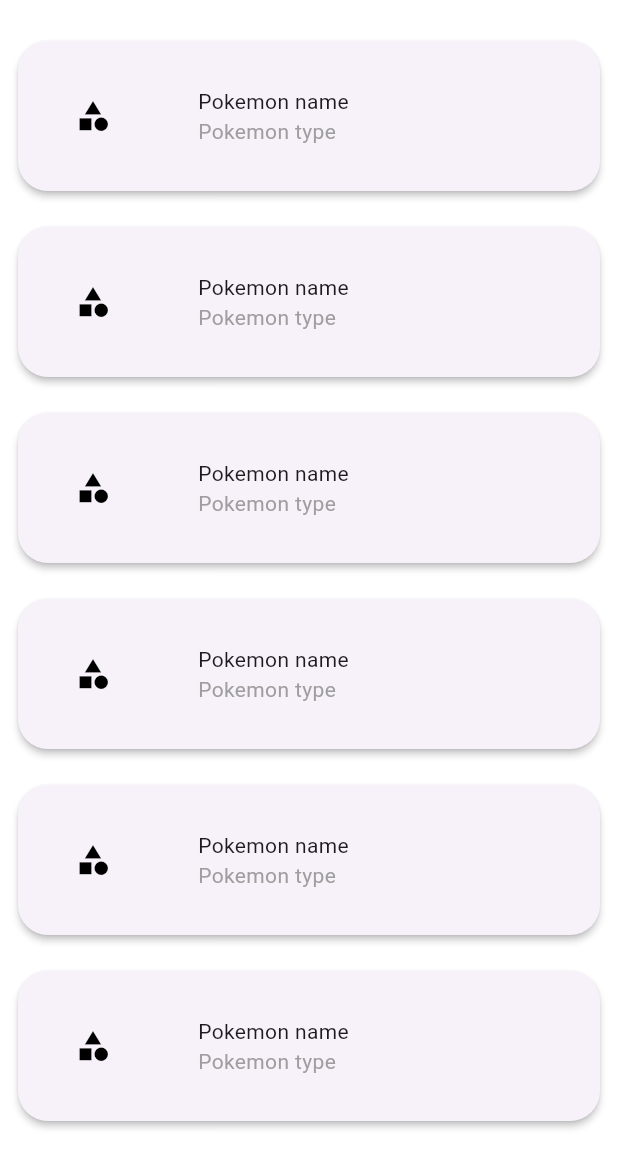
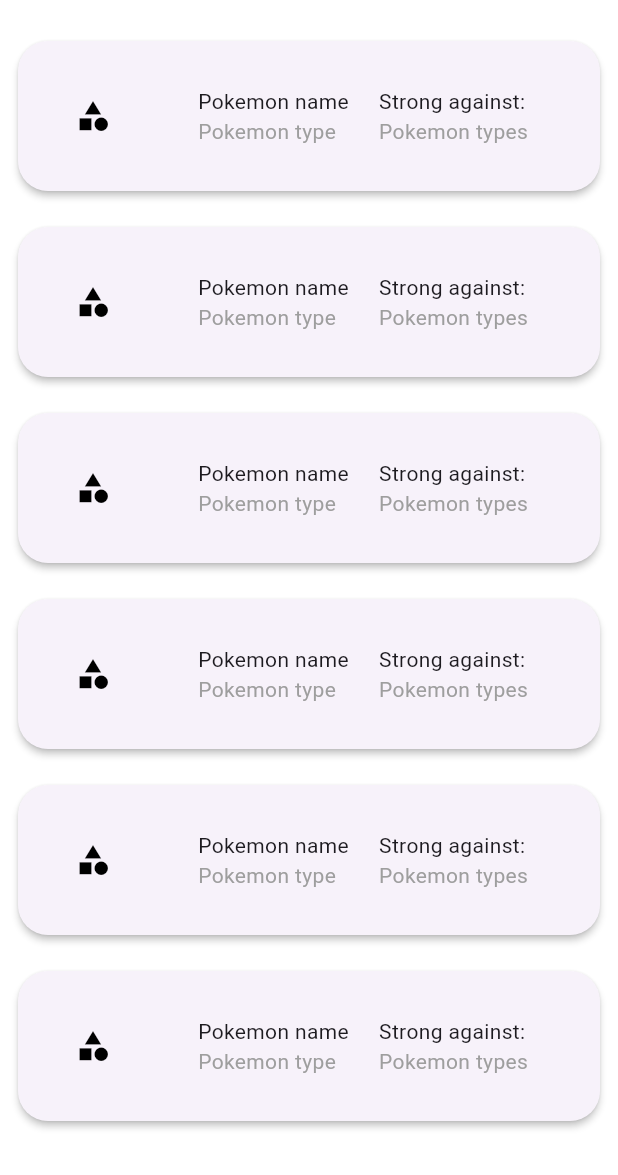
Before and after one commit to Idanmal8/Pokemon_Knox, a Flutter app: the screen it shows after launch, on a phone screen of 412 x 824 dp, the part 61-1236 px from its top. Run offline on Flutter 3.47's test engine with Material 3 defaults, Android fonts, the light colour scheme and no system bars; network calls fail.

Commit message:
keep working

```diff
--- a/lib/models/pokemon.dart
+++ b/lib/models/pokemon.dart
@@ -1,7 +1,7 @@
 // ignore_for_file: public_member_api_docs, sort_constructors_first
 import 'dart:convert';
 
-import 'package:flutter/foundation.dart';
+import 'package:collection/collection.dart';
 import 'package:flutter/material.dart';
 
 class Pokemon {
@@ -14,6 +14,7 @@
   int? id;
   Color? primaryTypeColor;
   Color? secondaryTypeColor;
+  List<String> weaknesses;
 
   Pokemon({
     required this.name,
@@ -25,6 +26,7 @@
     this.id,
     this.primaryTypeColor,
     this.secondaryTypeColor,
+    required this.weaknesses,
   });
 
   Pokemon copyWith({
@@ -37,6 +39,7 @@
     int? id,
     Color? primaryTypeColor,
     Color? secondaryTypeColor,
+    List<String>? weaknesses,
   }) {
     return Pokemon(
       name: name ?? this.name,
@@ -48,6 +51,7 @@
       id: id ?? this.id,
       primaryTypeColor: primaryTypeColor ?? this.primaryTypeColor,
       secondaryTypeColor: secondaryTypeColor ?? this.secondaryTypeColor,
+      weaknesses: weaknesses ?? this.weaknesses,
     );
   }
 
@@ -62,6 +66,7 @@
       'id': id,
       'primaryTypeColor': primaryTypeColor?.value,
       'secondaryTypeColor': secondaryTypeColor?.value,
+      'weaknesses': weaknesses,
     };
   }
 
@@ -83,18 +88,19 @@
       types: types,
       height: json['height'] as int?,
       weight: json['weight'] as int?,
-      id: json['id'] as int?,
+      id: json['id'] as int?, weaknesses: [],
     );
   }
 
   @override
   String toString() {
-    return 'Pokemon(name: $name, url: $url, frontDefaultSprite: $frontDefaultSprite, types: $types, height: $height, weight: $weight, id: $id, primaryTypeColor: $primaryTypeColor, secondaryTypeColor: $secondaryTypeColor)';
+    return 'Pokemon(name: $name, url: $url, frontDefaultSprite: $frontDefaultSprite, types: $types, height: $height, weight: $weight, id: $id, primaryTypeColor: $primaryTypeColor, secondaryTypeColor: $secondaryTypeColor, weaknesses: $weaknesses)';
   }
 
   @override
   bool operator ==(covariant Pokemon other) {
     if (identical(this, other)) return true;
+    final listEquals = const DeepCollectionEquality().equals;
 
     return other.name == name &&
         other.url == url &&
@@ -104,7 +110,8 @@
         other.weight == weight &&
         other.id == id &&
         other.primaryTypeColor == primaryTypeColor &&
-        other.secondaryTypeColor == secondaryTypeColor;
+        other.secondaryTypeColor == secondaryTypeColor &&
+        listEquals(other.weaknesses, weaknesses);
   }
 
   @override
@@ -117,9 +124,9 @@
         weight.hashCode ^
         id.hashCode ^
         primaryTypeColor.hashCode ^
-        secondaryTypeColor.hashCode;
+        secondaryTypeColor.hashCode ^
+        weaknesses.hashCode;
   }
 
   String toJson() => json.encode(toMap());
-
 }
--- a/lib/pages/my_team_list_screen/widget/pokemon_card_tile.dart
+++ b/lib/pages/my_team_list_screen/widget/pokemon_card_tile.dart
@@ -1,5 +1,6 @@
 import 'package:flutter/material.dart';
 import 'package:pokemon_knox/models/pokemon.dart';
+import 'package:pokemon_knox/widgets/pokemon_badges.dart';
 
 class PokemonCardTile extends StatelessWidget {
   final Pokemon? pokemon;
@@ -32,21 +33,30 @@
                   borderRadius: BorderRadius.circular(20),
                 ),
                 child: pokemon != null
-                    ? Image.network(pokemon?.frontDefaultSprite ?? '',fit: BoxFit.fitWidth,)
+                    ? Image.network(
+                        pokemon?.frontDefaultSprite ?? '',
+                        fit: BoxFit.fitWidth,
+                      )
                     : const Icon(Icons.category_sharp),
               ),
-
               const SizedBox(width: 20),
-              Expanded(
+              Flexible(
                 child: Column(
                   crossAxisAlignment: CrossAxisAlignment.start,
+                  mainAxisSize:
+                      MainAxisSize.min, // Use minimum size for the column
                   children: [
                     pokemon != null
-                        ? Text(pokemon!.name)
+                        ? Text(pokemon!.name,
+                            overflow: TextOverflow.ellipsis,
+                            style: Theme.of(context).textTheme.headlineLarge)
                         : const Text('Pokemon name',
                             overflow: TextOverflow.ellipsis),
                     pokemon != null
-                        ? Text(pokemon!.types.first)
+                        ? Text(
+                            pokemon!.types.first,
+                            style: Theme.of(context).textTheme.headlineSmall,
+                          )
                         : const Text(
                             'Pokemon type',
                             overflow: TextOverflow.ellipsis,
@@ -55,23 +65,38 @@
                   ],
                 ),
               ),
-              // Flexible(
-              //   child: GridView.count(
-              //     shrinkWrap: true,
-              //     crossAxisCount: 2,
-              //     childAspectRatio: 3, // Adjust aspect ratio as needed
-              //     mainAxisSpacing: 4, // Adjust spacing as needed
-              //     crossAxisSpacing: 4, // Adjust spacing as needed
-              //     physics:
-              //         const NeverScrollableScrollPhysics(), // Disable scrolling inside the grid
-              //     children: const [
-              //       Text('firebalasdasdl', overflow: TextOverflow.ellipsis),
-              //       Text('fireball', overflow: TextOverflow.ellipsis),
-              //       Text('fireball', overflow: TextOverflow.ellipsis),
-              //       Text('fireball', overflow: TextOverflow.ellipsis),
-              //     ],
-              //   ),
-              // ),
+              const SizedBox(width: 20),
+              Expanded(
+                child: Column(
+                  crossAxisAlignment: CrossAxisAlignment.start,
+                  children: [
+                    const Text('Strong against:',
+                        overflow: TextOverflow.ellipsis),
+                    Wrap(
+                      alignment: WrapAlignment
+                          .start, // Aligns children to the start of the wrap
+                      spacing: 1.0, // Horizontal space between the badges
+                      children: pokemon != null && pokemon!.weaknesses.isNotEmpty
+                          ? pokemon!.weaknesses
+                              .take(
+                                  2) // We only take two types as per your requirement
+                              .map((type) => SizedBox(
+                                    width:
+                                        60, // Assuming the badges fit within 60 pixels
+                                    child: PokemonTypeBadge(type: type),
+                                  ))
+                              .toList()
+                          : [
+                              const Text(
+                                'Pokemon types',
+                                overflow: TextOverflow.ellipsis,
+                                style: TextStyle(color: Colors.grey),
+                              )
+                            ],
+                    ),
+                  ],
+                ),
+              ),
             ],
           ),
         ),
```
Also changed, not shown: lib/pages/my_team_list_screen/my_team_list_screen.dart (+4 -3 lines), lib/theme.dart (+83 -31 lines), lib/viewmodel/home_screen_view_model.dart (+29 -3 lines), lib/widgets/pokemon_badges.dart (added, +33 -0 lines).
